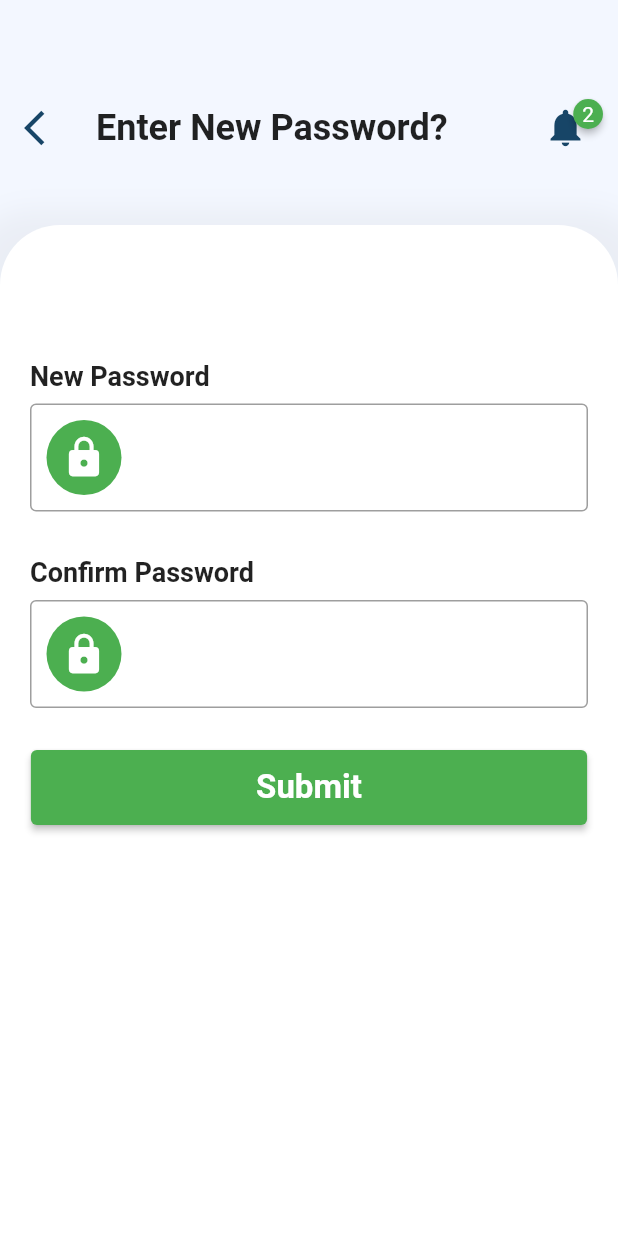
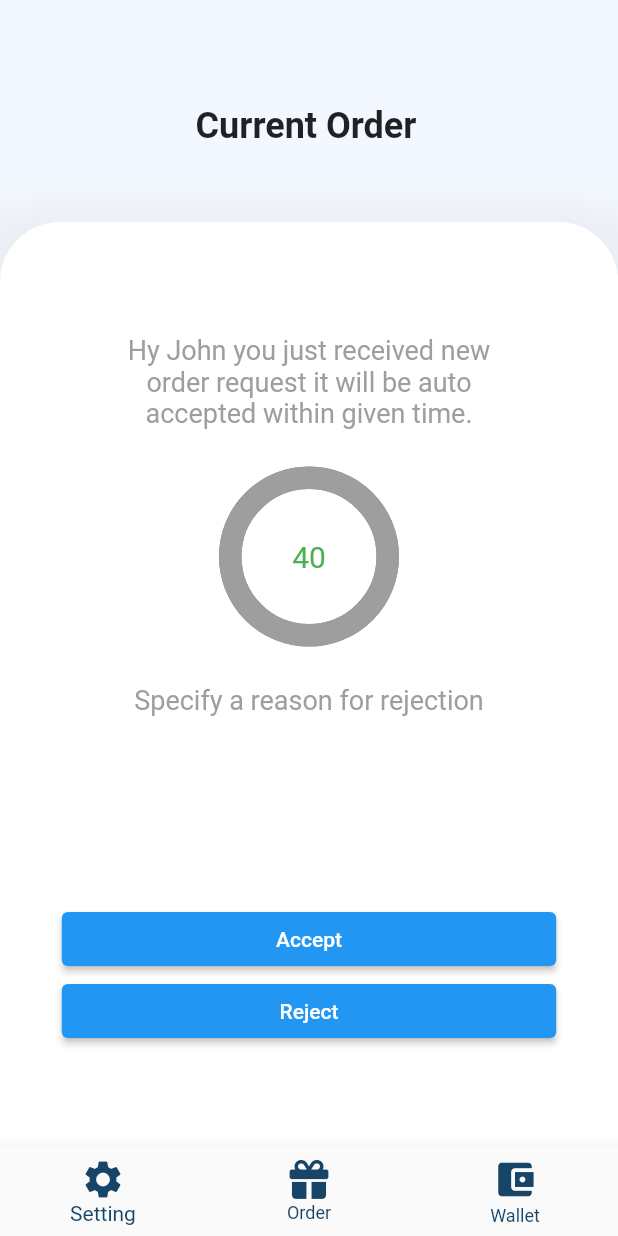
Before and after one commit to abdullah-785/Elaka-Delivery-App-Flutter, a Flutter app: the NewPassword screen opened directly, after a tap on "Submit", on a phone screen of 412 x 824 dp. Run offline on Flutter 3.47's test engine with Material 2 defaults, Android fonts, the phone set to English and light mode, and no system bars; drawn by our look-alikes of badges, percent_indicator; our stand-ins replace font_awesome_flutter, velocity_x.

Commit message:
update current order pages

```diff
--- a/lib/main.dart
+++ b/lib/main.dart
@@ -1,4 +1,8 @@
+import 'package:elaka_delivery_app/pages/circularProgress.dart';
+import 'package:elaka_delivery_app/pages/current_no_order.dart';
+import 'package:elaka_delivery_app/pages/current_order.dart';
 import 'package:elaka_delivery_app/pages/login.dart';
+import 'package:elaka_delivery_app/pages/new_password.dart';
 import 'package:flutter/material.dart';
 
 void main() {
--- /dev/null
+++ b/lib/pages/circularProgress.dart
@@ -0,0 +1,183 @@
+import 'package:elaka_delivery_app/pages/current_no_order.dart';
+import 'package:elaka_delivery_app/pages/current_order.dart';
+import 'package:flutter/material.dart';
+import 'dart:async';
+
+import 'package:percent_indicator/percent_indicator.dart';
+import 'package:font_awesome_flutter/font_awesome_flutter.dart';
+import 'package:velocity_x/velocity_x.dart';
+
+class ProgressBar extends StatefulWidget {
+  const ProgressBar({Key? key}) : super(key: key);
+
+  @override
+  State<ProgressBar> createState() => _ProgressBarState();
+}
+
+class _ProgressBarState extends State<ProgressBar> {
+  int currentIndex = 0;
+  int _timecounter = 40;
+
+  // void _startCounterDown() {
+  //   Timer.periodic(Duration(seconds: 40), (timer) {
+  //     setState(() {
+  //       _timecounter--;
+  //     });
+  //   });
+  // }
+
+
+  @override
+  Widget build(BuildContext context) {
+    return Scaffold(
+        body: Scaffold(
+      backgroundColor: const Color.fromARGB(255, 243, 247, 255),
+      body: Column(
+        children: [
+          Padding(
+            padding: const EdgeInsets.only(
+              top: 70,
+              left: 16,
+              right: 20,
+            ),
+            child: Row(
+              mainAxisAlignment: MainAxisAlignment.center,
+              children: const [
+                Text(
+                  "Current Order",
+                  style: TextStyle(
+                    fontSize: 24,
+                    fontWeight: FontWeight.bold,
+                  ),
+                ),
+              ],
+            ),
+          ),
+          const SizedBox(
+            height: 50,
+          ),
+          Expanded(
+            child: Container(
+                width: MediaQuery.of(context).size.width * 1,
+                // height: MediaQuery.of(context).size.height * 0.7,
+                decoration: BoxDecoration(
+                  color: Colors.white,
+                  borderRadius: const BorderRadius.only(
+                      topLeft: Radius.circular(40),
+                      topRight: Radius.circular(40)),
+                  boxShadow: [
+                    BoxShadow(
+                      color: Colors.grey.withOpacity(0.1),
+                      spreadRadius: 20,
+                      blurRadius: 15,
+                      offset: const Offset(0, 10), // changes position of shadow
+                    ),
+                  ],
+                ),
+                child: Column(
+                  children: [
+                    HeightBox(50),
+                    const Padding(
+                      padding:
+                          EdgeInsets.symmetric(horizontal: 64, vertical: 25),
+                      child: Text(
+                        "Hy John you just received new order request it will be auto accepted within given time.",
+                        textAlign: TextAlign.center,
+                        style: TextStyle(fontSize: 18, color: Colors.grey),
+                      ),
+                    ),
+                    CircularPercentIndicator(
+                        // fillColor: Colors.green,
+                        backgroundColor: Colors.green,
+                        progressColor: Colors.grey,
+                        // arcBackgroundColor: Colors.green,
+                        radius: 60.0,
+                        lineWidth: 15.0,
+                        percent: 100 / 100,
+                        animation: true,
+                        animationDuration: 40000,
+                        center: Text("$_timecounter",
+                            style: const TextStyle(
+                              fontSize: 20,
+                              color: Colors.green,
+                            ))),
+                    const Padding(
+                      padding:
+                          EdgeInsets.symmetric(horizontal: 64, vertical: 25),
+                      child: Text(
+                        "Specify a reason for rejection",
+                        textAlign: TextAlign.center,
+                        style: TextStyle(fontSize: 18, color: Colors.grey),
+                      ),
+                    ),
+                    HeightBox(100),
+                    SizedBox(
+                        width: MediaQuery.of(context).size.width * 0.8,
+                        child: ElevatedButton(
+                            onPressed: () {
+                              Navigator.push(
+                                  context,
+                                  MaterialPageRoute(
+                                      builder: (context) => CurrentOrder()));
+                            },
+                            child: Text("Accept"))),
+                    SizedBox(
+                        width: MediaQuery.of(context).size.width * 0.8,
+                        child: ElevatedButton(
+                            onPressed: () {
+                              Navigator.push(
+                                  context,
+                                  MaterialPageRoute(
+                                      builder: (context) => CurrentNoOrder()));
+                            },
+                            child: Text("Reject"))),
+                  ],
+                )),
+          ),
+        ],
+      ),
+      bottomNavigationBar: BottomNavigationBar(
+        currentIndex: currentIndex,
+        onTap: (index) => setState(() => currentIndex = index),
+        type: BottomNavigationBarType.fixed,
+        selectedItemColor: const Color.fromARGB(255, 23, 69, 103),
+        unselectedItemColor: const Color.fromARGB(255, 23, 69, 103),
+        iconSize: 30,
+
+        items: <BottomNavigationBarItem>[
+          BottomNavigationBarItem(
+            icon: GestureDetector(
+                onTap: () {
+                  // Navigator.push(context, MaterialPageRoute(builder: (context)=> HomeToo()));
+                },
+                child: const Icon(Icons.settings)),
+            label: 'Setting',
+          ),
+          BottomNavigationBarItem(
+            icon: GestureDetector(
+              onTap: () {
+                // Navigator.push(context, MaterialPageRoute(builder: (context)=> Dashboard()));
+              },
+              child: const FaIcon(
+                FontAwesomeIcons.gift,
+                size: 26,
+              ),
+            ),
+            label: 'Order',
+          ),
+          BottomNavigationBarItem(
+            icon: GestureDetector(
+                onTap: () {
+                  // Navigator.push(context, MaterialPageRoute(builder: (context)=> ProfilePage()));
+                },
+                child: const Icon(Icons.account_balance_wallet)),
+            label: 'Wallet',
+          ),
+        ],
+        // currentIndex: _selectedIndex,
+        // selectedItemColor: Colors.amber[800],
+        // onTap: _onItemTapped,
+      ),
+    ));
+  }
+}
--- a/lib/pages/new_password.dart
+++ b/lib/pages/new_password.dart
@@ -1,6 +1,7 @@
 // import 'dart:html';
 
 import 'package:badges/badges.dart';
+import 'package:elaka_delivery_app/pages/circularProgress.dart';
 import 'package:flutter/material.dart';
 
 class NewPassword extends StatefulWidget {
@@ -11,6 +12,8 @@ class NewPassword extends StatefulWidget {
 }
 
 class _NewPasswordState extends State<NewPassword> {
+  bool _obscureText = true;
+  bool _obscureText2 = true;
   @override
   Widget build(BuildContext context) {
     return Scaffold(
@@ -101,7 +104,7 @@ class _NewPasswordState extends State<NewPassword> {
                     Padding(
                       padding: const EdgeInsets.symmetric(horizontal: 20),
                       child: TextFormField(
-                          obscureText: true,
+                          obscureText: _obscureText,
                           style: const TextStyle(
                             fontSize: 20,
                           ),
@@ -127,7 +130,18 @@ class _NewPasswordState extends State<NewPassword> {
                                   color: Colors.white,
                                   size: 30,
                                 ),
-                              ))),
+                              ),
+                              suffixIcon: GestureDetector(
+                              onTap: () {
+                                setState(() {
+                                  _obscureText = !_obscureText;
+                                });
+                              },
+                              child: Icon(_obscureText
+                                  ? Icons.visibility
+                                  : Icons.visibility_off, color: Colors.green,),
+                            ),
+                              ),),
                     ),
                     const SizedBox(
                       height: 30,
@@ -149,7 +163,7 @@ class _NewPasswordState extends State<NewPassword> {
                     Padding(
                       padding: const EdgeInsets.symmetric(horizontal: 20),
                       child: TextFormField(
-                          obscureText: true,
+                          obscureText: _obscureText2,
                           style: const TextStyle(
                             fontSize: 20,
                           ),
@@ -175,7 +189,19 @@ class _NewPasswordState extends State<NewPassword> {
                                   color: Colors.white,
                                   size: 30,
                                 ),
-                              ))),
+                              ),
+                              suffixIcon: GestureDetector(
+                              onTap: () {
+                                setState(() {
+                                  _obscureText2 = !_obscureText2;
+                                });
+                              },
+                              child: Icon(_obscureText
+                                  ? Icons.visibility
+                                  : Icons.visibility_off, color: Colors.green,),
+                            ),
+
+                              ),),
                     ),
 
                     const SizedBox(height: 28,),
@@ -187,7 +213,9 @@ class _NewPasswordState extends State<NewPassword> {
                           primary: Colors.green,
                           onPrimary: Colors.white,
                         ),
-                        onPressed: (){}, child: const Text("Submit", style: TextStyle(
+                        onPressed: (){
+                          Navigator.push(context, MaterialPageRoute(builder: (context) => ProgressBar()));
+                        }, child: const Text("Submit", style: TextStyle(
                           fontSize: 22,
                           fontWeight: FontWeight.bold
                         ),)),
--- a/pubspec.yaml
+++ b/pubspec.yaml
@@ -36,6 +36,8 @@ dependencies:
   cupertino_icons: ^1.0.2
   velocity_x: ^3.5.1
   badges: ^2.0.3
+  percent_indicator: ^4.2.2
+  font_awesome_flutter: ^10.1.0
 
 dev_dependencies:
   flutter_test:
```
Also changed, not shown: lib/pages/current_no_order.dart (added, +117 -0 lines), lib/pages/current_order.dart (added, +204 -0 lines), lib/pages/login.dart (+86 -49 lines), lib/pages/opt_verification.dart (+4 -4 lines), images/product1.png (added), pubspec.lock.
